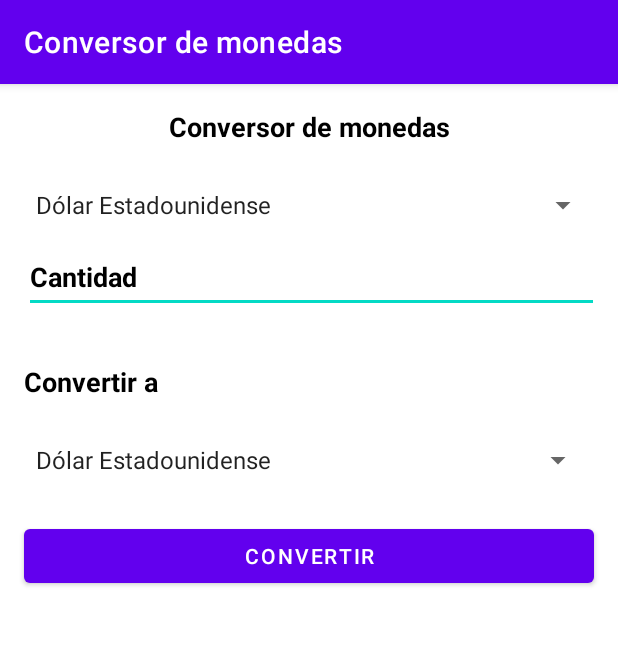
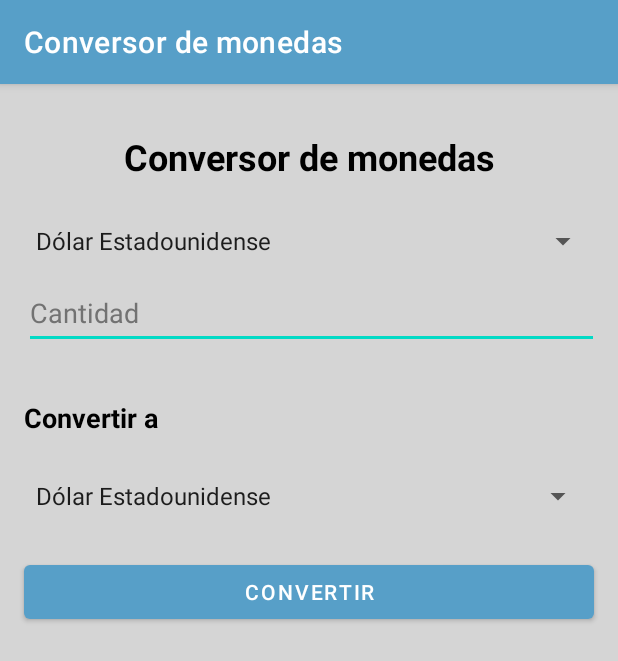
Before and after one commit to dani-cuar/Practica1_Conversor_monedas, an Android app: the screen it shows after launch (MainActivity), on a phone screen of 412 x 824 dp. Shown: the top 661 px of the screen. Run offline under Robolectric (Android 15) with nearby library versions, the phone set to English and light mode, and no system bars.

Commit message:
Se hizo un cambio en la interfaz gráfica, como los colores y tamaños.

```diff
--- a/app/src/main/res/layout/activity_main.xml
+++ b/app/src/main/res/layout/activity_main.xml
@@ -4,6 +4,7 @@
     xmlns:tools="http://schemas.android.com/tools"
     android:layout_width="match_parent"
     android:layout_height="match_parent"
+    android:background="@color/background_color"
     tools:context=".main.MainActivity">
 
     <TextView
@@ -11,11 +12,11 @@
         android:layout_width="wrap_content"
         android:layout_height="wrap_content"
         android:layout_marginStart="16dp"
-        android:layout_marginTop="16dp"
+        android:layout_marginTop="32dp"
         android:layout_marginEnd="16dp"
         android:text="@string/converter"
         android:textColor="@color/black"
-        android:textSize="18sp"
+        android:textSize="24sp"
         android:textStyle="bold"
         app:layout_constraintEnd_toEndOf="parent"
         app:layout_constraintStart_toStartOf="parent"
@@ -52,8 +53,8 @@
             android:inputType="number"
             android:minHeight="48dp"
             android:textColor="@color/black"
-            android:textColorHint="@color/black"
-            android:textStyle="bold" />
+            android:textColorHint="@color/color_hint"
+            android:textStyle="normal" />
 
     </LinearLayout>
 
@@ -104,6 +105,8 @@
         android:layout_marginStart="16dp"
         android:layout_marginTop="16dp"
         android:layout_marginEnd="16dp"
+        android:textColor="@color/black"
+        android:textSize="20sp"
         app:layout_constraintEnd_toEndOf="parent"
         app:layout_constraintStart_toStartOf="parent"
         app:layout_constraintTop_toBottomOf="@+id/converter_button" />
--- a/app/src/main/res/values-night/themes.xml
+++ b/app/src/main/res/values-night/themes.xml
@@ -2,7 +2,7 @@
     <!-- Base application theme. -->
     <style name="Theme.ConversorDeMonedas" parent="Theme.MaterialComponents.DayNight.DarkActionBar">
         <!-- Primary brand color. -->
-        <item name="colorPrimary">@color/purple_200</item>
+        <item name="colorPrimary">@color/main_color_splash</item>
         <item name="colorPrimaryVariant">@color/teal_700</item>
         <item name="colorOnPrimary">@color/gray</item>
         <!-- Secondary brand color. -->
--- a/app/src/main/res/values/colors.xml
+++ b/app/src/main/res/values/colors.xml
@@ -8,4 +8,7 @@
     <color name="black">#FF000000</color>
     <color name="white">#FFFFFFFF</color>
     <color name="gray">#F5F5F5</color>
+    <color name="color_hint">#727272</color>
+    <color name="background_color">#D5D5D5</color>
+    <color name="main_color_splash">#579FC8</color>
 </resources>
--- a/app/src/main/res/values/themes.xml
+++ b/app/src/main/res/values/themes.xml
@@ -2,7 +2,7 @@
     <!-- Base application theme. -->
     <style name="Theme.ConversorDeMonedas" parent="Theme.MaterialComponents.DayNight.DarkActionBar">
         <!-- Primary brand color. -->
-        <item name="colorPrimary">@color/purple_500</item>
+        <item name="colorPrimary">@color/main_color_splash</item>
         <item name="colorPrimaryVariant">@color/teal_700</item>
         <item name="colorOnPrimary">@color/white</item>
         <!-- Secondary brand color. -->
```
Also changed, not shown: app/src/main/res/layout/activity_splash.xml (+4 -4 lines).
